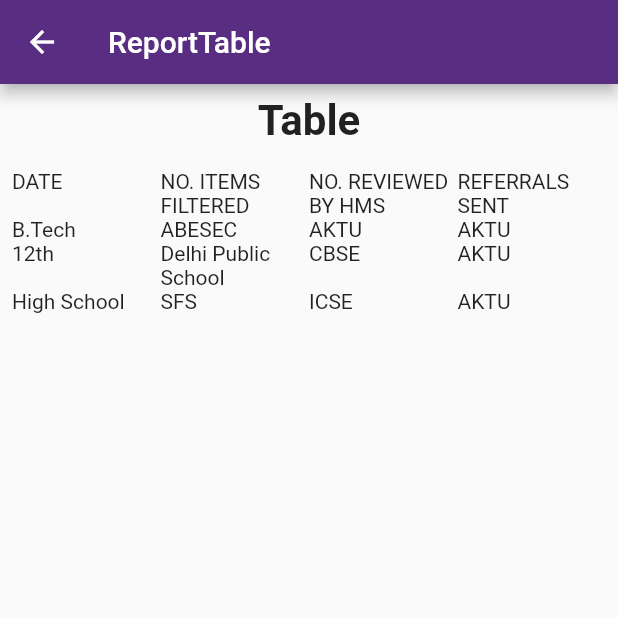
After one commit to KevnLu/SafemailFlutter, a Flutter app: the reporttable screen opened directly, on a phone screen of 412 x 824 dp, the top half of it. The commit adds this screen. Run offline on Flutter 3.47's test engine with Material 2 defaults, Android fonts, the phone set to English and light mode, and no system bars; our stand-ins replace charts_flutter; missing offline and left inert: navigating_drawer; statements that could not run were skipped.

Commit message:
Add report chart.

```diff
--- /dev/null
+++ b/safemail_portal/lib/reporttable.dart
@@ -0,0 +1,71 @@
+import 'package:flutter/material.dart';
+
+class reporttable extends StatefulWidget {
+  static const String routeName = '/reporttable';
+
+  @override
+  _reporttableState createState() => _reporttableState();
+}
+
+class _reporttableState extends State<reporttable> {
+  @override
+  Widget build(BuildContext context) {
+    return Scaffold(
+      appBar: AppBar(
+        title: Text("ReportTable"),
+        backgroundColor: Color.fromRGBO(88, 45, 130, 1),
+      ),
+      body: Column(children: <Widget>[
+        Padding(
+          padding: const EdgeInsets.all(8.0),
+          child: Text(
+            "Table",
+            textScaleFactor: 2,
+            style: TextStyle(fontWeight: FontWeight.bold),
+          ),
+        ),
+        Padding(
+          padding: const EdgeInsets.all(8.0),
+          child: Table(
+            // textDirection: TextDirection.rtl,
+            // defaultVerticalAlignment: TableCellVerticalAlignment.bottom,
+            // border:TableBorder.all(width: 2.0,color: Colors.red),
+            children: [
+              TableRow(children: [
+                Text(
+                  "DATE",
+                  textScaleFactor: 1,
+                ),
+                Text("NO. ITEMS FILTERED", textScaleFactor: 1),
+                Text("NO. REVIEWED BY HMS", textScaleFactor: 1),
+                Text("REFERRALS SENT", textScaleFactor: 1),
+              ]),
+              TableRow(children: [
+                Text("B.Tech", textScaleFactor: 1),
+                Text("ABESEC", textScaleFactor: 1),
+                Text("AKTU", textScaleFactor: 1),
+                Text("AKTU", textScaleFactor: 1),
+              ]),
+              TableRow(children: [
+                Text("12th", textScaleFactor: 1),
+                Text("Delhi Public School", textScaleFactor: 1),
+                Text("CBSE", textScaleFactor: 1),
+                Text("AKTU", textScaleFactor: 1),
+              ]),
+              TableRow(children: [
+                Text("High School", textScaleFactor: 1),
+                Text("SFS", textScaleFactor: 1),
+                Text("ICSE", textScaleFactor: 1),
+                Text("AKTU", textScaleFactor: 1),
+              ]),
+            ],
+          ),
+        ),
+      ]),
+    );
+  }
+}
+
+class ReportItem{
+  final String date='';
+}
--- a/safemail_portal/lib/routing.dart
+++ b/safemail_portal/lib/routing.dart
@@ -2,7 +2,7 @@
 import 'package:navigating_drawer/navigating_drawer.dart';
 import 'package:safemail_portal/sla.dart';
 import 'pages/FilterReport.dart';
-
+import 'package:safemail_portal/reporttable.dart';
 import 'pages/filterreportchart.dart';
 
 class Routing extends StatelessWidget {
@@ -36,6 +36,15 @@
           },
         ),
         NavigatingDrawerListItem(
+              title: Text('ReportTable'),
+              onTap: ()
+             {
+              Navigator.of(context).pop();
+              Navigator.of(context).push(MaterialPageRoute(
+                    builder: (BuildContext context) => reporttable()));
+              },
+            ),
+        NavigatingDrawerListItem(
           title: const Text('Admin'),
           pushPage: NavigatingDrawerPage(
             body: NavigatingDrawerList(
```
